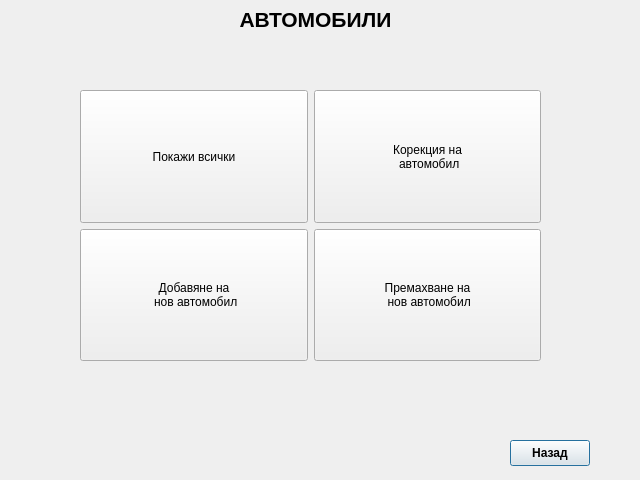
JohnnyBrawo/CarServ, file carsform.ui: the form before one commit.
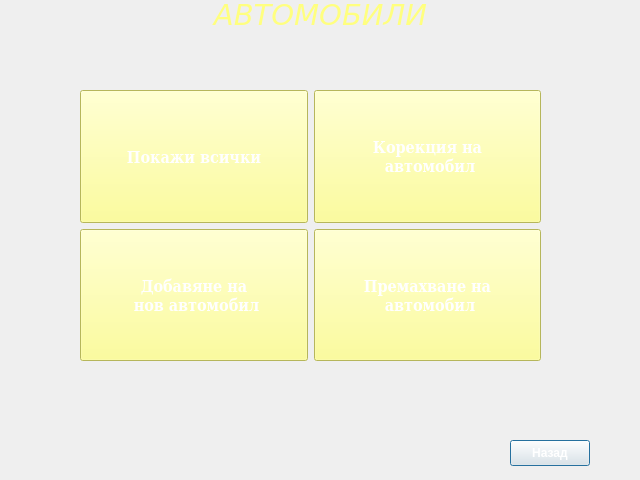
The form after the commit. Icons and pictures are not drawn.

```diff
--- a/carsform.ui
+++ b/carsform.ui
@@ -19,22 +19,31 @@
   <property name="windowTitle">
    <string>CARS</string>
   </property>
+  <property name="styleSheet">
+   <string notr="true">background-image: url(:/images/Images/CarFormBackground.jpeg);</string>
+  </property>
   <widget class="QLabel" name="L_MainCarsLabel">
    <property name="geometry">
     <rect>
      <x>0</x>
      <y>-1</y>
-     <width>631</width>
-     <height>41</height>
+     <width>641</width>
+     <height>31</height>
     </rect>
    </property>
    <property name="font">
     <font>
-     <pointsize>16</pointsize>
-     <weight>75</weight>
-     <bold>true</bold>
+     <family>DejaVu Sans</family>
+     <pointsize>22</pointsize>
+     <weight>9</weight>
+     <italic>true</italic>
+     <bold>false</bold>
     </font>
    </property>
+   <property name="styleSheet">
+    <string notr="true">color: rgb(255, 255, 127);
+font: 75 oblique 22pt &quot;DejaVu Sans&quot;;</string>
+   </property>
    <property name="text">
     <string>АВТОМОБИЛИ</string>
    </property>
@@ -57,11 +66,14 @@
      <bold>true</bold>
     </font>
    </property>
+   <property name="styleSheet">
+    <string notr="true">color: rgb(255, 255, 255);</string>
+   </property>
    <property name="text">
     <string>Назад</string>
    </property>
   </widget>
-  <widget class="QWidget" name="">
+  <widget class="QWidget" name="layoutWidget">
    <property name="geometry">
     <rect>
      <x>80</x>
@@ -91,6 +103,19 @@
         <verstretch>0</verstretch>
        </sizepolicy>
       </property>
+      <property name="font">
+       <font>
+        <family>DejaVu Serif Condensed</family>
+        <pointsize>12</pointsize>
+        <weight>75</weight>
+        <bold>true</bold>
+       </font>
+      </property>
+      <property name="styleSheet">
+       <string notr="true">background-image: url(:/images/Images/asd.jpg);
+color: rgb(255, 255, 255);
+background-color: rgb(255, 255, 127);</string>
+      </property>
       <property name="text">
        <string>Покажи всички</string>
       </property>
@@ -104,6 +129,19 @@
         <verstretch>0</verstretch>
        </sizepolicy>
       </property>
+      <property name="font">
+       <font>
+        <family>DejaVu Serif Condensed</family>
+        <pointsize>12</pointsize>
+        <weight>75</weight>
+        <bold>true</bold>
+       </font>
+      </property>
+      <property name="styleSheet">
+       <string notr="true">background-image: url(:/images/Images/asd.jpg);
+color: rgb(255, 255, 255);
+background-color: rgb(255, 255, 127);</string>
+      </property>
       <property name="text">
        <string>Корекция на 
  автомобил</string>
@@ -118,6 +156,19 @@
         <verstretch>0</verstretch>
        </sizepolicy>
       </property>
+      <property name="font">
+       <font>
+        <family>DejaVu Serif Condensed</family>
+        <pointsize>12</pointsize>
+        <weight>75</weight>
+        <bold>true</bold>
+       </font>
+      </property>
+      <property name="styleSheet">
+       <string notr="true">background-image: url(:/images/Images/asd.jpg);
+color: rgb(255, 255, 255);
+background-color: rgb(255, 255, 127);</string>
+      </property>
       <property name="text">
        <string>Добавяне на 
  нов автомобил</string>
@@ -132,9 +183,22 @@
         <verstretch>0</verstretch>
        </sizepolicy>
       </property>
+      <property name="font">
+       <font>
+        <family>DejaVu Serif Condensed</family>
+        <pointsize>12</pointsize>
+        <weight>75</weight>
+        <bold>true</bold>
+       </font>
+      </property>
+      <property name="styleSheet">
+       <string notr="true">background-image: url(:/images/Images/asd.jpg);
+color: rgb(255, 255, 255);
+background-color: rgb(255, 255, 127);</string>
+      </property>
       <property name="text">
        <string>Премахване на 
- нов автомобил</string>
+ автомобил</string>
       </property>
      </widget>
     </item>
```
